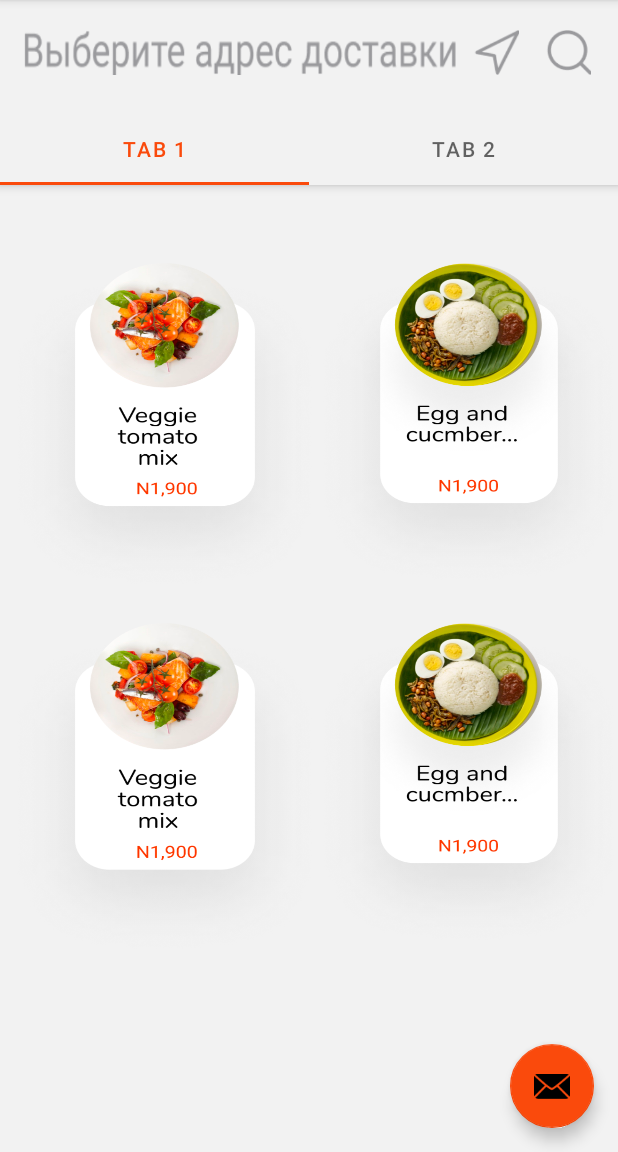
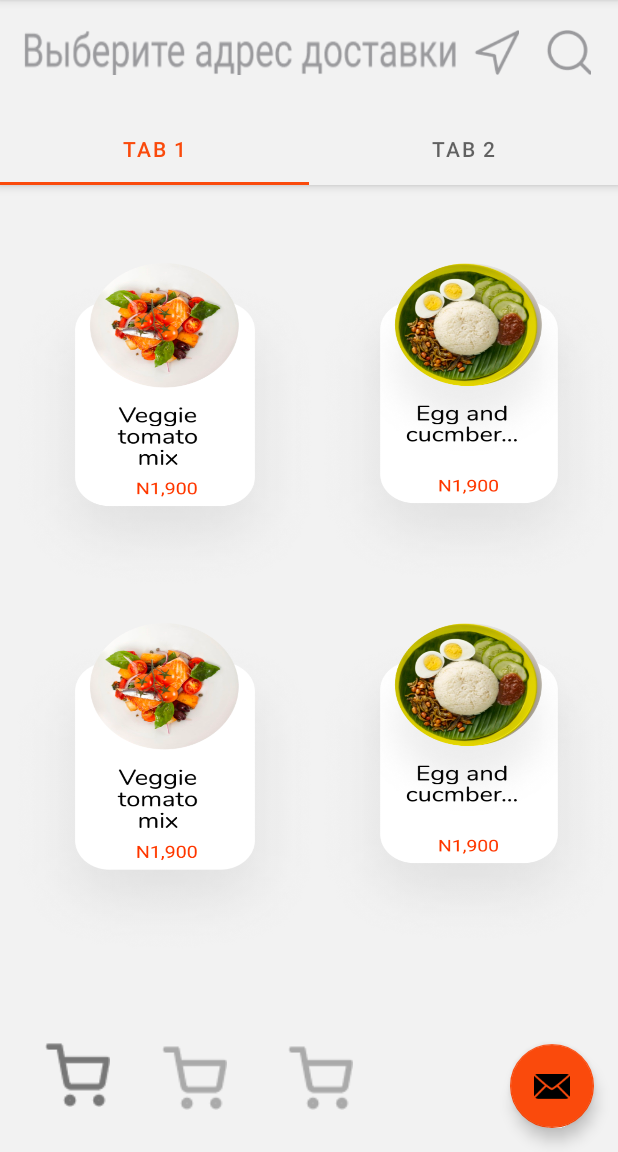
Before and after one commit to StepanovaSamanta/Session-1, an Android app: the MainActivity screen opened directly, with no data from a screen before it, on a phone screen of 412 x 824 dp, the part 84-1236 px from its top. Run offline under Robolectric (Android 15) with nearby library versions, the phone set to English and light mode, and no system bars; 1 statement that could not run was skipped.

Commit message:
2 Session 3 commit

```diff
--- a/app/src/main/AndroidManifest.xml
+++ b/app/src/main/AndroidManifest.xml
@@ -28,6 +28,7 @@
             android:exported="false" />
         <activity
             android:name=".LaunchScreen"
+            android:theme="@style/Theme.AppCompat.DayNight"
             android:exported="true">
             <intent-filter>
                 <action android:name="android.intent.action.MAIN" />
--- a/app/src/main/java/com/example/wsrfood/LaunchScreen.java
+++ b/app/src/main/java/com/example/wsrfood/LaunchScreen.java
@@ -18,8 +18,9 @@ public class LaunchScreen extends AppCompatActivity {
     protected void onCreate(Bundle getInstanceState) {
         super.onCreate(getInstanceState);
         setContentView(R.layout.activity_launch_screen);
-        Intent i = new Intent(this,OnBoardingScreen.class);
-        startActivity(i);
+
+        Intent intent = new Intent(this,OnBoardingScreen.class);
+        startActivity(intent);
         finish();
 
     }
--- a/app/src/main/java/com/example/wsrfood/SignIn.java
+++ b/app/src/main/java/com/example/wsrfood/SignIn.java
@@ -2,7 +2,11 @@ package com.example.wsrfood;
 
 import androidx.appcompat.app.AppCompatActivity;
 
+import android.content.Intent;
 import android.os.Bundle;
+import android.view.View;
+
+import com.google.android.material.snackbar.Snackbar;
 
 public class SignIn extends AppCompatActivity {
 
@@ -12,4 +16,17 @@ public class SignIn extends AppCompatActivity {
         setContentView(R.layout.activity_sign_in2);
     }
 
+    public void btn(View view) {
+        Intent i = new Intent(this, MainActivity.class);
+        Snackbar.make(view, "Complete", Snackbar.LENGTH_LONG)
+                .setAction("Error", null).show();
+        startActivity(i);
+    }
+
+    public void btn2(View view) {
+        Intent i = new Intent(this, MainActivity.class);
+        Snackbar.make(view, "Wait", Snackbar.LENGTH_LONG)
+                .setAction("Error", null).show();
+
+    }
 }
--- a/app/src/main/java/com/example/wsrfood/SignUp.java
+++ b/app/src/main/java/com/example/wsrfood/SignUp.java
@@ -23,9 +23,9 @@ public class SignUp extends AppCompatActivity {
 
     public void onClick(View view) {
         Intent i = new Intent(this,MainActivity.class);
-        startActivity(i);
         Snackbar.make(view, "Complete", Snackbar.LENGTH_LONG)
                 .setAction("Error", null).show();
+        startActivity(i);
 
 }
 }
--- a/app/src/main/res/layout/activity_main.xml
+++ b/app/src/main/res/layout/activity_main.xml
@@ -78,6 +78,7 @@
         android:layout_gravity="bottom|end"
         android:layout_marginEnd="@dimen/fab_margin"
         android:layout_marginBottom="16dp"
+        android:visibility="invisible"
         app:srcCompat="@android:drawable/ic_dialog_email"
         tools:ignore="ContentDescription,SpeakableTextPresentCheck" />
 
--- a/app/src/main/res/layout/activity_qwerty.xml
+++ b/app/src/main/res/layout/activity_qwerty.xml
@@ -79,6 +79,9 @@
         android:layout_gravity="bottom|end"
         android:layout_marginEnd="@dimen/fab_margin"
         android:layout_marginBottom="16dp"
+        android:background="@drawable/img_24"
+        app:layout_anchor="@+id/view_pager"
+        app:layout_anchorGravity="end|bottom"
         app:srcCompat="@android:drawable/ic_dialog_email"
         tools:ignore="ContentDescription,SpeakableTextPresentCheck" />
 
--- a/app/src/main/res/layout/activity_sign_in2.xml
+++ b/app/src/main/res/layout/activity_sign_in2.xml
@@ -82,6 +82,7 @@
         android:layout_marginStart="44dp"
         android:layout_marginTop="620dp"
         android:background="@drawable/img_14"
+        android:onClick="btn"
         app:layout_constraintStart_toStartOf="parent"
         app:layout_constraintTop_toTopOf="parent"
         tools:ignore="ContentDescription,SpeakableTextPresentCheck" />
@@ -93,6 +94,7 @@
         android:layout_marginStart="44dp"
         android:layout_marginBottom="16dp"
         android:background="@drawable/img_13"
+        android:onClick="btn2"
         app:layout_constraintBottom_toTopOf="@+id/imageButton"
         app:layout_constraintStart_toStartOf="parent"
         tools:ignore="ContentDescription,SpeakableTextPresentCheck,TouchTargetSizeCheck" />
--- a/app/src/main/res/layout/fragment_qwerty.xml
+++ b/app/src/main/res/layout/fragment_qwerty.xml
@@ -51,4 +51,44 @@
         app:layout_constraintTop_toTopOf="parent"
         tools:ignore="MissingConstraints,SpeakableTextPresentCheck" />
 
+    <ImageView
+        android:id="@+id/imageView8"
+        android:layout_width="wrap_content"
+        android:layout_height="wrap_content"
+        android:layout_marginStart="30dp"
+        android:layout_marginBottom="30dp"
+        android:src="@drawable/img_24"
+        app:layout_constraintBottom_toBottomOf="parent"
+        app:layout_constraintStart_toStartOf="parent" />
+
+    <ImageView
+        android:id="@+id/imageView9"
+        android:layout_width="wrap_content"
+        android:layout_height="wrap_content"
+        android:layout_marginStart="108dp"
+        android:layout_marginBottom="28dp"
+        android:src="@drawable/img_24"
+        app:layout_constraintBottom_toBottomOf="parent"
+        app:layout_constraintStart_toStartOf="parent" />
+
+    <ImageView
+        android:id="@+id/imageView10"
+        android:layout_width="wrap_content"
+        android:layout_height="wrap_content"
+        android:layout_marginStart="192dp"
+        android:layout_marginBottom="28dp"
+        android:src="@drawable/img_24"
+        app:layout_constraintBottom_toBottomOf="parent"
+        app:layout_constraintStart_toStartOf="parent" />
+
+    <ImageView
+        android:id="@+id/imageView11"
+        android:layout_width="wrap_content"
+        android:layout_height="wrap_content"
+        android:layout_marginStart="30dp"
+        android:layout_marginBottom="30dp"
+        android:src="@drawable/img_24"
+        app:layout_constraintBottom_toBottomOf="parent"
+        app:layout_constraintStart_toStartOf="parent" />
+
 </androidx.constraintlayout.widget.ConstraintLayout>
```
